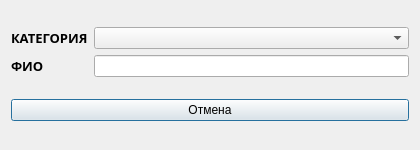
First picture: the form in LikatorJurnal/masterchange.ui, repository yrasik1986/Likator, before the edit.
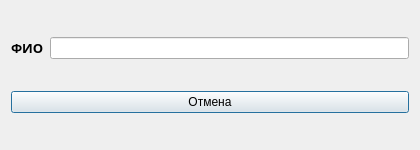
Second picture: the form after the edit.

Patch:
```diff
--- a/LikatorJurnal/masterchange.ui
+++ b/LikatorJurnal/masterchange.ui
@@ -30,27 +30,10 @@
     <layout class="QVBoxLayout" name="verticalLayout">
      <item>
       <layout class="QGridLayout" name="gridLayout">
-       <item row="1" column="1">
+       <item row="0" column="1">
         <widget class="QLineEdit" name="FamLineEdit"/>
        </item>
        <item row="0" column="0">
-        <widget class="QLabel" name="label_6">
-         <property name="font">
-          <font>
-           <family>Arial Black</family>
-           <pointsize>10</pointsize>
-           <weight>75</weight>
-           <italic>false</italic>
-           <bold>true</bold>
-           <underline>false</underline>
-          </font>
-         </property>
-         <property name="text">
-          <string>КАТЕГОРИЯ</string>
-         </property>
-        </widget>
-       </item>
-       <item row="1" column="0">
         <widget class="QLabel" name="label_1">
          <property name="font">
           <font>
@@ -67,9 +50,6 @@
          </property>
         </widget>
        </item>
-       <item row="0" column="1">
-        <widget class="QComboBox" name="CatMastersComboBox"/>
-       </item>
       </layout>
      </item>
      <item>
```
